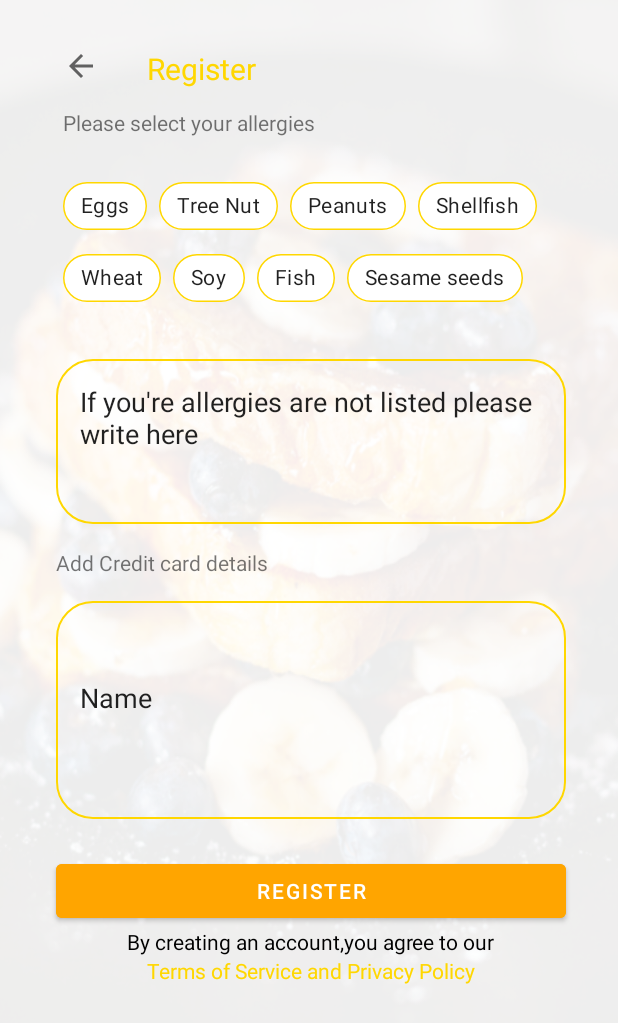
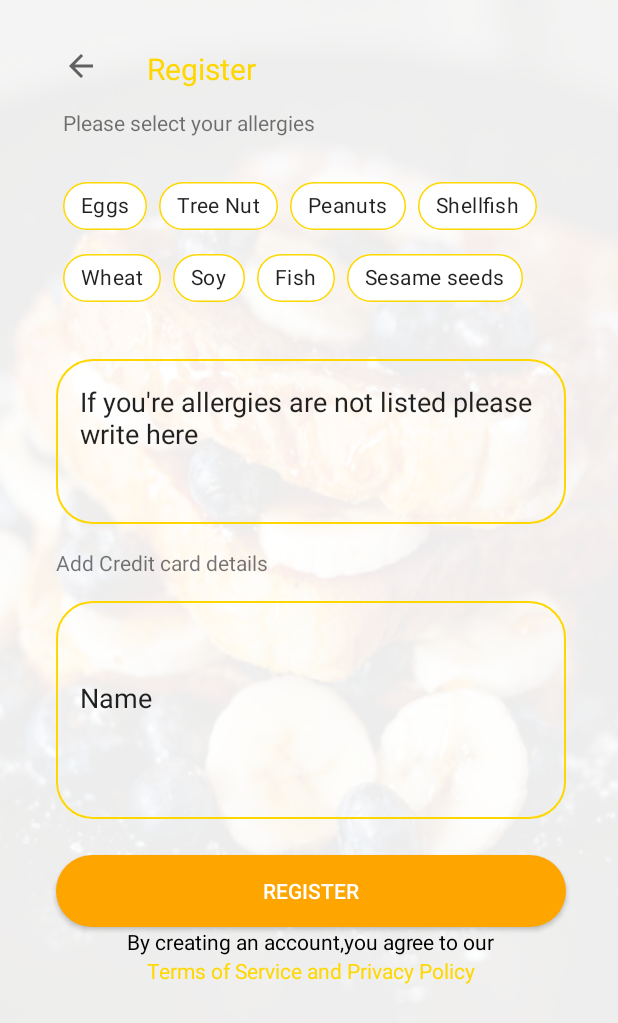
Before and after one commit to arya-queen-of-the-north/the-pod, an Android app: the screen it shows after launch (Registration2Activity), on a phone screen of 412 x 824 dp. Shown: the top 1023 px of the screen. Run offline under Robolectric (Android 15) with nearby library versions, the phone set to English and light mode, and no system bars.

Commit message:
latest changes to app

```diff
--- a/app/src/main/res/layout/activity_login_page.xml
+++ b/app/src/main/res/layout/activity_login_page.xml
@@ -46,15 +46,13 @@
         app:layout_constraintStart_toStartOf="parent"
         app:layout_constraintTop_toBottomOf="@+id/editText4" />
 
-    <Button
+    <android.widget.Button
         android:id="@+id/button"
         android:layout_width="270dp"
         android:layout_height="wrap_content"
         android:layout_marginTop="32dp"
         android:background="@drawable/rounded_button_login"
-        android:backgroundTint="#FFA500"
         android:text="Login"
-        android:textColor="#FFFFFF"
         app:layout_constraintEnd_toEndOf="parent"
         app:layout_constraintStart_toStartOf="parent"
         app:layout_constraintTop_toBottomOf="@+id/editText" />
@@ -65,7 +63,6 @@
         android:layout_height="19dp"
         android:layout_marginTop="32dp"
         android:text="Forgot Password?"
-
         android:textColor="#000000"
         android:textStyle="bold"
         app:layout_constraintEnd_toEndOf="@+id/button"
--- a/app/src/main/res/layout/activity_registration2.xml
+++ b/app/src/main/res/layout/activity_registration2.xml
@@ -13,6 +13,7 @@
         android:layout_width="330dp"
         android:layout_height="110dp"
         android:layout_marginTop="22dp"
+
         app:layout_constraintStart_toStartOf="@+id/textView13"
         app:layout_constraintTop_toBottomOf="@+id/textView13">
 
@@ -21,7 +22,6 @@
             android:layout_width="wrap_content"
             android:layout_height="wrap_content"
             android:text="Eggs"
-            app:checkedIconVisible="true"
             app:chipBackgroundColor="@color/white"
             app:chipStrokeColor="@color/yellow"
             app:chipStrokeWidth="1dp" />
@@ -165,12 +165,13 @@
         app:layout_constraintStart_toStartOf="@+id/textView14"
         app:layout_constraintTop_toBottomOf="@+id/textView14" />
 
-    <Button
+    <android.widget.Button
         android:id="@+id/button5"
         android:layout_width="0dp"
         android:layout_height="wrap_content"
         android:layout_marginTop="24dp"
         android:backgroundTint="@color/gold"
+        android:background="@drawable/rounded_button_login"
         android:text="Register"
         android:textColor="@color/white"
         app:layout_constraintEnd_toEndOf="@+id/editText3"
--- a/app/src/main/res/values/colors.xml
+++ b/app/src/main/res/values/colors.xml
@@ -3,7 +3,7 @@
 
     <!--    APP COLORS-->
     <color name="colorPrimary">@color/yellow</color>
-    <color name="colorPrimaryDark">@color/black</color>
+    <color name="colorPrimaryDark">@color/gold</color>
     <color name="colorAccent">#D81B60</color>
 
     <!--    YELLOWS-->
--- a/app/src/main/res/values/styles.xml
+++ b/app/src/main/res/values/styles.xml
@@ -14,6 +14,8 @@
         <item name="colorControlNormal">@color/colorPrimaryDark</item>
     </style>
 
-
+    <style name="button" parent="@style/Widget.AppCompat.Button">
+        <item name="android:background">@drawable/rounded_button_login</item>
+    </style>
 
 </resources>
```
Also changed, not shown: app/src/main/java/com/example/thepod/App.java (added, +10 -0 lines).
